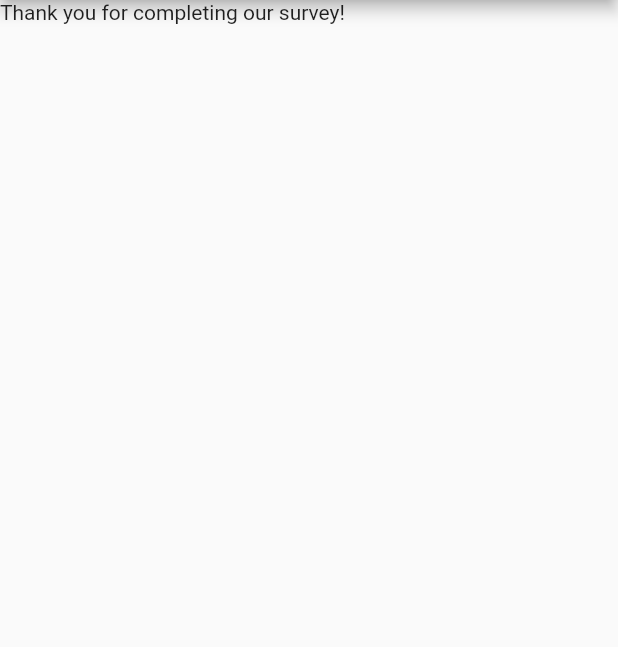
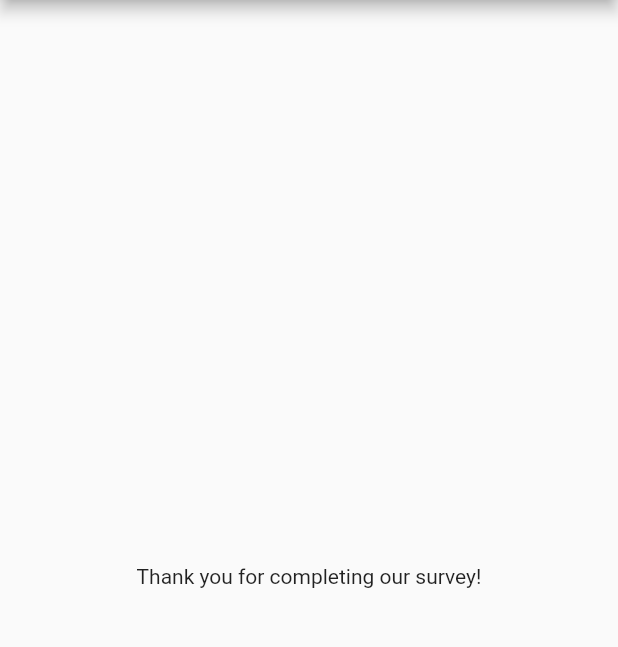
Before and after one commit to richard-k-hughes/flutter_complete_guide, a Flutter app: the screen it shows after launch, after a tap on "Blue", after a tap on "A basic zoomer", after a tap on "Dessert!", on a phone screen of 412 x 824 dp, the part 84-731 px from its top. Run offline on Flutter 3.47's test engine with Material 2 defaults, Android fonts, the phone set to English and light mode, and no system bars.

Commit message:
refactor quiz and result screen to their own widgets

```diff
--- a/lib/main.dart
+++ b/lib/main.dart
@@ -1,7 +1,7 @@
 import 'package:flutter/material.dart';
 
-import './question.dart';
-import './answer.dart';
+import './quiz.dart';
+import './result.dart';
 
 void main() => runApp(MyApp());
 
@@ -25,7 +25,7 @@ class _MyAppState extends State<MyApp> {
     // "compile time constant"
     // inside of the baby components they would be final rather than const
     // they wont be modified in the component but wont be defined until runtime
-    const questions = [
+    const _questions = [
       {
         'questionText': 'What\'s your favorite color?',
         'answers': ['Blue', 'Green', 'Red', 'Black', 'Silver', 'White']
@@ -52,14 +52,13 @@ class _MyAppState extends State<MyApp> {
           title: Text('My First App'),
           backgroundColor: Color(0xFF5DBB63),
         ),
-        body: _currentQuestionIndex < questions.length
-            ? Column(children: [
-                Question(questions[_currentQuestionIndex]['questionText']),
-                ...(questions[_currentQuestionIndex]['answers'] as List<String>)
-                    .map((answer) => Answer(_answerQuestion, answer))
-                    .toList(),
-              ])
-            : Text('Thank you for completing our survey!'),
+        body: _currentQuestionIndex < _questions.length
+            ? Quiz(
+                answerQuestion: _answerQuestion,
+                questionIndex: _currentQuestionIndex,
+                questions: _questions,
+              )
+            : Result(),
       ),
     );
   }
--- /dev/null
+++ b/lib/quiz.dart
@@ -0,0 +1,25 @@
+import 'package:flutter/material.dart';
+
+import './answer.dart';
+import './question.dart';
+
+class Quiz extends StatelessWidget {
+  final List<Map<String, Object>> questions;
+  final VoidCallback answerQuestion;
+  final int questionIndex;
+
+  Quiz(
+      {@required this.questions,
+      @required this.answerQuestion,
+      @required this.questionIndex});
+
+  @override
+  Widget build(BuildContext context) {
+    return Column(children: [
+      Question(questions[questionIndex]['questionText']),
+      ...(questions[questionIndex]['answers'] as List<String>)
+          .map((answer) => Answer(answerQuestion, answer))
+          .toList(),
+    ]);
+  }
+}
--- /dev/null
+++ b/lib/result.dart
@@ -0,0 +1,10 @@
+import 'package:flutter/material.dart';
+
+class Result extends StatelessWidget {
+  @override
+  Widget build(BuildContext context) {
+    return Center(
+      child: Text('Thank you for completing our survey!'),
+    );
+  }
+}
```
